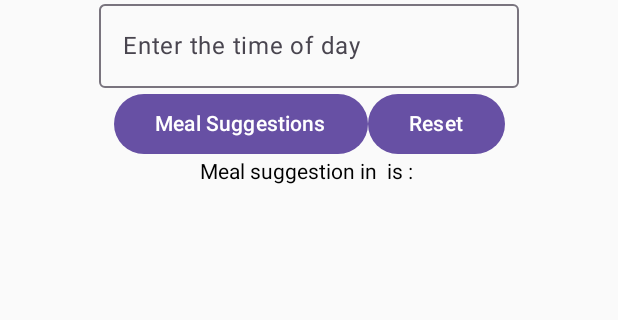
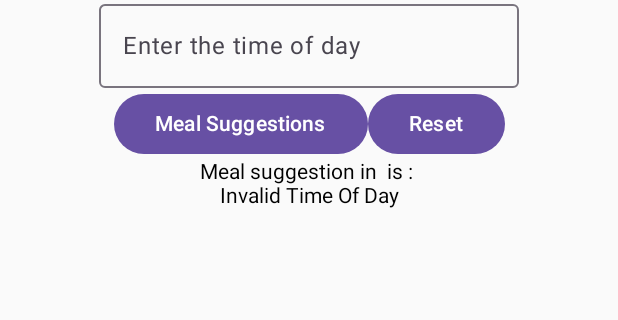
Before and after one commit to Natz-reddy/NutriPlan, an Android app built with Jetpack Compose: the screen it shows after launch (MainActivity), after a tap on "Meal Suggestions", on a phone screen of 412 x 824 dp, the part 20-340 px from its top. Run offline under Robolectric (Android 15) with nearby library versions, the phone set to English and light mode, and no system bars.

Commit message:
Text Display
Display the meals suggested

```diff
--- a/app/src/main/java/com/example/nutriplan/MainActivity.kt
+++ b/app/src/main/java/com/example/nutriplan/MainActivity.kt
@@ -65,7 +65,7 @@ class MainActivity : ComponentActivity() {
                 }
 
             Text(text = "Meal suggestion in $timeofday is : " )
-
+                Text(text = meals)
             }
         }
     }
```
